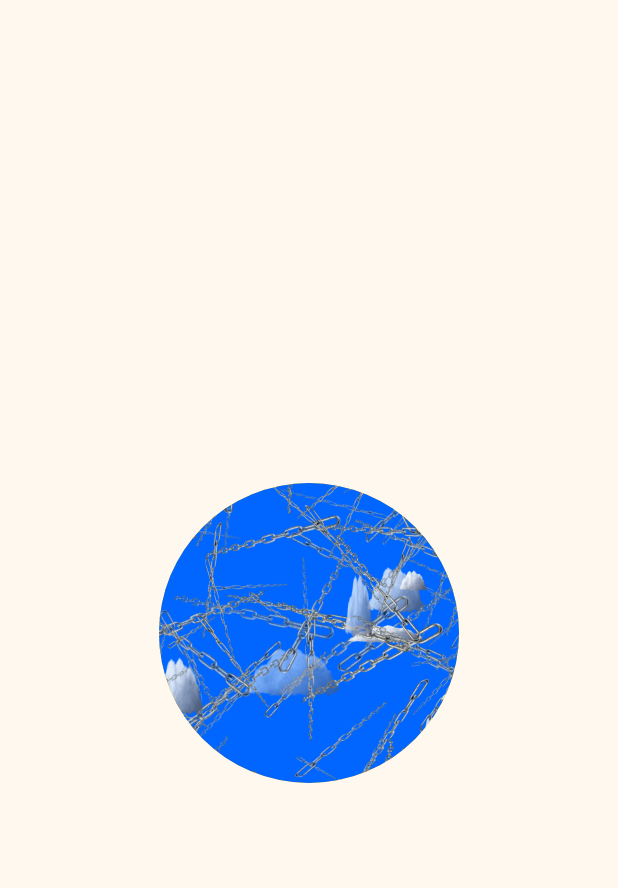
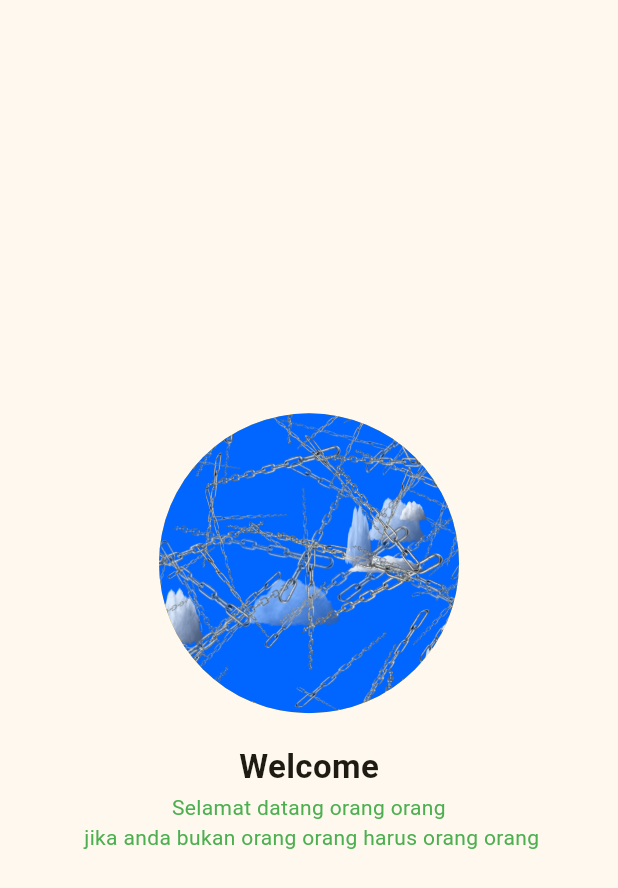
Before and after one commit to afnan923/tugas_week_6_1123150074, a Flutter app: the screen it shows after launch, on a phone screen of 412 x 824 dp. Shown: the top 888 px of the screen. Run offline on Flutter 3.47's test engine with Material 3 defaults, Android fonts, the phone set to English and light mode, and no system bars.

Commit message:
add text dibawah images

```diff
--- a/lib/screen/splash_screen_1.dart
+++ b/lib/screen/splash_screen_1.dart
@@ -26,6 +26,21 @@ class MySplashScreen extends StatelessWidget {
                 ),
               ),
             ),
+            SizedBox(height: 20,),
+            Text("Welcome",
+              style: TextStyle(
+                fontSize: 22.0,
+                fontWeight: FontWeight.bold
+              ),
+            ),
+            SizedBox(height: 2,),
+            Text("Selamat datang orang orang\n jika anda bukan orang orang harus orang orang",
+            textAlign: TextAlign.center,
+              style: TextStyle(
+                fontSize: 14.0,
+                color: Colors.green
+              ),
+            ),
 
           ],
           //2.BUAT TITLE Welcome
```
